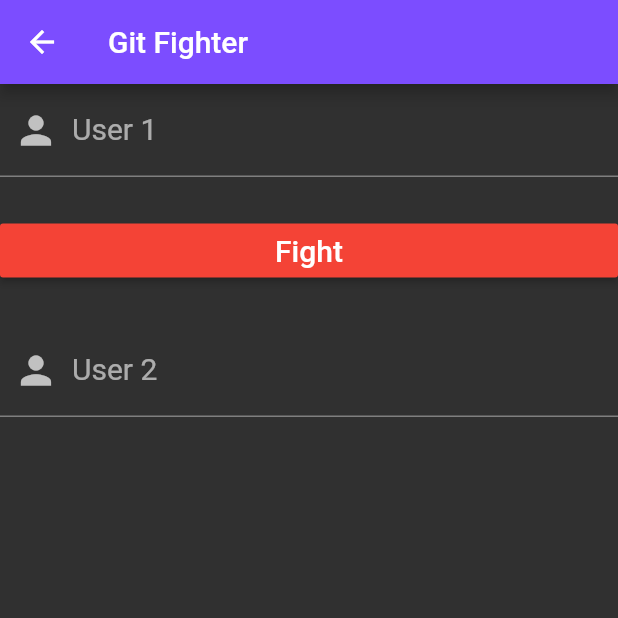
After one commit to viralvaghela/git-fighter, a Flutter app: the screen it shows after launch, after a tap on "Let's Fight", on a phone screen of 412 x 824 dp, the top half of it. The commit adds this screen. Run offline on Flutter 3.47's test engine with Material 2 defaults, Android fonts, the phone set to English and light mode, and no system bars; our stand-ins replace font_awesome_flutter; missing offline and left inert: pokemon; network calls fail.

Commit message:
fight added

```diff
--- a/lib/main.dart
+++ b/lib/main.dart
@@ -2,13 +2,18 @@ import 'package:flutter/cupertino.dart';
 import 'package:flutter/material.dart';
 import 'package:git_fighter/screens/splash_screen.dart';
 
-void main()=>runApp(MyApp());
+void main() => runApp(MyApp());
+
 class MyApp extends StatelessWidget {
   @override
   Widget build(BuildContext context) {
     return MaterialApp(
-      debugShowCheckedModeBanner: false,
-      home: SplashScreen()
-    );
+        debugShowCheckedModeBanner: false,
+        theme: ThemeData(
+          brightness: Brightness.dark,
+          primaryColor: Colors.deepPurpleAccent
+        ),
+        darkTheme: ThemeData.dark(),
+        home: SplashScreen());
   }
 }
--- /dev/null
+++ b/lib/screens/fight_screen.dart
@@ -0,0 +1,111 @@
+import 'dart:convert';
+
+import 'package:flutter/material.dart';
+import 'package:git_fighter/screens/home_screen.dart';
+import 'package:git_fighter/screens/winner_screen.dart';
+import 'package:http/http.dart' as http;
+
+class FightScreen extends StatefulWidget {
+  @override
+  _FightScreenState createState() => _FightScreenState();
+}
+
+class _FightScreenState extends State<FightScreen> {
+  final TextEditingController txtUser1Controller = TextEditingController();
+
+  final TextEditingController txtUser2Controller = TextEditingController();
+
+  bool _loading = false;
+  String winner;
+  var responseUser1, responseUser2;
+
+  @override
+  Widget build(BuildContext context) {
+    return Scaffold(
+      appBar: AppBar(
+        title: Text("Git Fighter"),
+      ),
+      body: Container(
+        child: Column(
+          mainAxisAlignment: MainAxisAlignment.start,
+          children: [
+            TextField(
+              controller: txtUser1Controller,
+              style: TextStyle(fontSize: 20),
+              decoration: InputDecoration(
+                  labelText: "User 1",
+                  contentPadding: EdgeInsets.all(10),
+                  prefixIcon: Icon(
+                    Icons.person,
+                    size: 30,
+                  )),
+            ),
+            Padding(
+              padding: EdgeInsets.only(top: 25),
+            ),
+            Row(
+              mainAxisAlignment: MainAxisAlignment.spaceAround,
+              children: [
+                MaterialButton(
+                  minWidth: MediaQuery.of(context).size.width,
+                  onPressed: () {
+                    setState(() {
+                      _loading = true;
+                    });
+                    startFight();
+                  },
+                  child: Text(
+                    "Fight",
+                    style: TextStyle(fontSize: 20),
+                  ),
+                  color: Colors.red,
+                ),
+              ],
+            ),
+            Padding(
+              padding: EdgeInsets.only(top: 25),
+            ),
+            TextField(
+              controller: txtUser2Controller,
+              style: TextStyle(fontSize: 20),
+              decoration: InputDecoration(
+                  labelText: "User 2",
+                  contentPadding: EdgeInsets.all(10),
+                  prefixIcon: Icon(
+                    Icons.person,
+                    size: 30,
+                  )),
+            ),
+            _loading ? CircularProgressIndicator() : Container()
+          ],
+        ),
+      ),
+    );
+  }
+
+  void startFight() async {
+    if (txtUser1Controller.text == "" || txtUser2Controller.text == "")
+      return;
+    else {
+      responseUser1 = await http
+          .get("https://api.github.com/users/${txtUser1Controller.text}");
+      responseUser2 = await http
+          .get("https://api.github.com/users/${txtUser2Controller.text}");
+      var jsonData1 = jsonDecode(responseUser1.body);
+      var jsonData2 = jsonDecode(responseUser2.body);
+      int user1Followers=jsonData1['followers'];
+      int user2Followers=jsonData2['followers'];
+      setState(() {
+        if(user1Followers>=user2Followers)
+          winner=txtUser1Controller.text;
+        else
+          winner=txtUser2Controller.text;
+        print("winner is $winner");
+        _loading = false;
+
+        Navigator.push(context,MaterialPageRoute(builder: (BuildContext context) => Winner(winner)));
+
+      });
+    }
+  }
+}
--- a/lib/screens/home_screen.dart
+++ b/lib/screens/home_screen.dart
@@ -1,4 +1,6 @@
+import 'package:flutter/cupertino.dart';
 import 'package:flutter/material.dart';
+import 'package:git_fighter/screens/fight_screen.dart';
 
 class HomeScreen extends StatefulWidget {
   @override
@@ -9,7 +11,69 @@ class _HomeScreenState extends State<HomeScreen> {
   @override
   Widget build(BuildContext context) {
     return Scaffold(
-      appBar: AppBar(title: Text("Git Fighter"),),
+      appBar: AppBar(
+        title: Text("Git Fighter"),
+      ),
+      body: Center(
+        child: Padding(
+          padding: EdgeInsets.all(10),
+          child: Column(
+            mainAxisAlignment: MainAxisAlignment.center,
+            children: [
+              GestureDetector(
+                onTap: () {
+                  print("clicked");
+                },
+                child: Container(
+                  decoration: BoxDecoration(
+                      gradient: LinearGradient(
+                          colors: [Colors.blue, Colors.deepPurple]),
+                      borderRadius: BorderRadius.circular(15)),
+                  width: MediaQuery.of(context).size.width,
+                  height: 150,
+                  child: Center(
+                    child: Text(
+                      "Generate Avatar",
+                      style: TextStyle(
+                          color: Colors.white,
+                          fontSize: 24.0,
+                          fontWeight: FontWeight.bold),
+                      textAlign: TextAlign.center,
+                    ),
+                  ),
+                ),
+              ),
+              Padding(padding: EdgeInsets.all(10)),
+              GestureDetector(
+                onTap: () {
+                  Navigator.push(
+                      context,
+                      MaterialPageRoute(
+                          builder: (BuildContext context) => FightScreen()));
+                },
+                child: Container(
+                  decoration: BoxDecoration(
+                      borderRadius: BorderRadius.circular(15),
+                      gradient: LinearGradient(
+                          colors: [Colors.redAccent, Colors.deepPurple])),
+                  height: 150,
+                  width: MediaQuery.of(context).size.width,
+                  child: Center(
+                    child: Text(
+                      "Let's Fight",
+                      style: TextStyle(
+                          color: Colors.white,
+                          fontSize: 24.0,
+                          fontWeight: FontWeight.bold),
+                      textAlign: TextAlign.center,
+                    ),
+                  ),
+                ),
+              )
+            ],
+          ),
+        ),
+      ),
     );
   }
 }
--- a/pubspec.yaml
+++ b/pubspec.yaml
@@ -24,6 +24,7 @@ dependencies:
   flutter:
     sdk: flutter
   font_awesome_flutter: ^8.8.1
+  http: any
 
 
   # The following adds the Cupertino Icons font to your application.
```
Also changed, not shown: lib/models/winner_data.dart (added, +140 -0 lines), lib/screens/demo.dart (added, +192 -0 lines), lib/screens/winner_screen.dart (added, +138 -0 lines), pubspec.lock.
